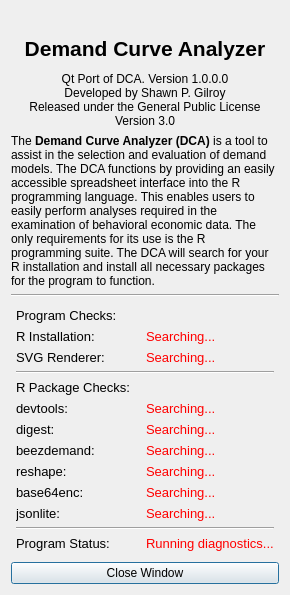
Before: the Qt Designer form statusdialog.ui in miyamot0/DemandCalculatorQT, drawn with Qt 5.
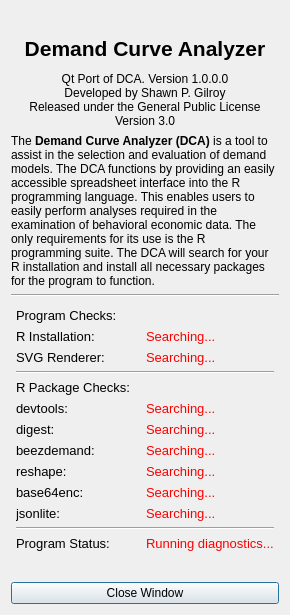
After: the same form once the commit is applied. Icons and pictures are not drawn.

Patch:
```diff
--- a/statusdialog.ui
+++ b/statusdialog.ui
@@ -10,7 +10,7 @@
     <x>0</x>
     <y>0</y>
     <width>481</width>
-    <height>748</height>
+    <height>774</height>
    </rect>
   </property>
   <property name="sizePolicy">
@@ -387,6 +387,19 @@
      </item>
     </layout>
    </item>
+   <item>
+    <spacer name="verticalSpacer">
+     <property name="orientation">
+      <enum>Qt::Vertical</enum>
+     </property>
+     <property name="sizeHint" stdset="0">
+      <size>
+       <width>20</width>
+       <height>20</height>
+      </size>
+     </property>
+    </spacer>
+   </item>
    <item>
     <widget class="QPushButton" name="pushButton">
      <property name="sizePolicy">
```
